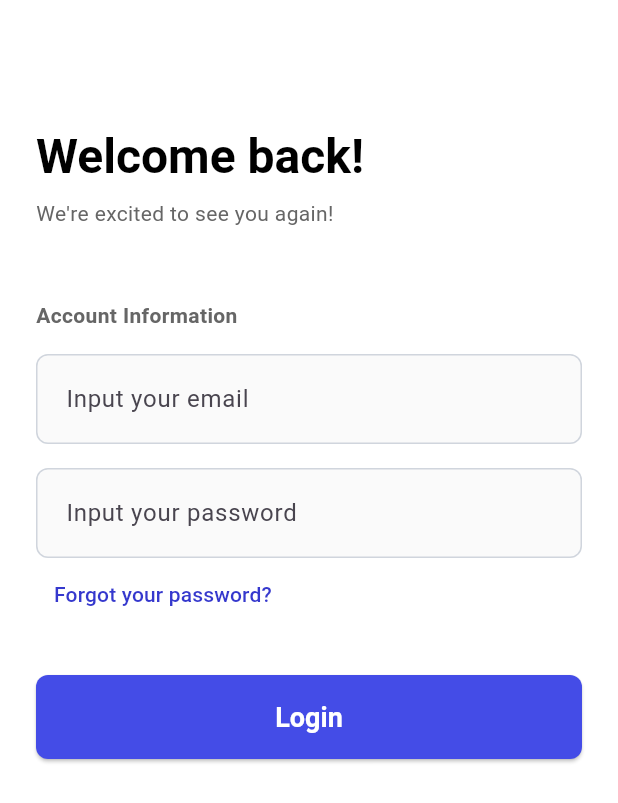
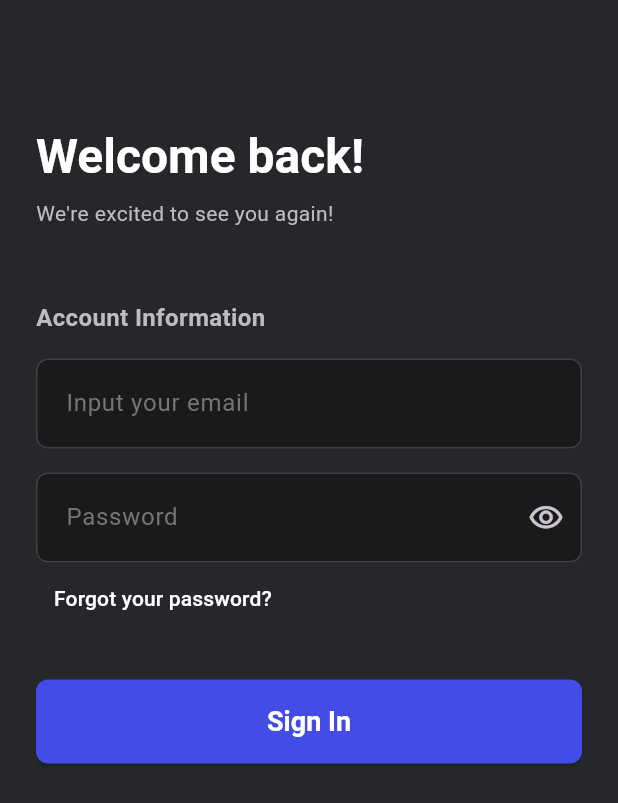
Before and after one commit to IsmailCoder366/caza, a Flutter app: the screen it shows after launch, on a phone screen of 412 x 824 dp. Shown: the top 803 px of the screen. Run offline on Flutter 3.47's test engine with Material 3 defaults, Android fonts, the phone set to English and light mode, and no system bars; our stand-ins replace flutter_bloc.

Commit message:
role management logic added creator dashboard added user dashboard added

```diff
--- a/lib/core/widgets/caza_button.dart
+++ b/lib/core/widgets/caza_button.dart
@@ -18,7 +18,9 @@ class CazaButton extends StatelessWidget {
     return ElevatedButton(
       onPressed: onPressed,
       style: ElevatedButton.styleFrom(
-        backgroundColor: isSecondary ? AppColors.accentRed : AppColors.primaryBlue,
+        backgroundColor: isSecondary
+            ? AppColors.accentRed
+            : AppColors.primaryBlue,
       ),
       child: Text(text),
     );
--- a/lib/core/widgets/caza_text_field.dart
+++ b/lib/core/widgets/caza_text_field.dart
@@ -1,8 +1,9 @@
 import 'package:flutter/material.dart';
 
-class CazaTextField extends StatelessWidget {
+class CazaTextField extends StatefulWidget {
+
   final TextEditingController controller;
-  final String label;
+  final String hintText;
   final IconData? prefixIcon;
   final bool isPassword;
   final String? Function(String?)? validator;
@@ -10,25 +11,45 @@ class CazaTextField extends StatelessWidget {
   const CazaTextField({
     super.key,
     required this.controller,
-    required this.label,
+    required this.hintText,
     this.prefixIcon,
     this.isPassword = false,
     this.validator,
   });
 
   @override
+  State<CazaTextField> createState() => _CazaTextFieldState();
+}
+
+class _CazaTextFieldState extends State<CazaTextField> {
+  bool _obscureText = true;
+
+  @override
+  void initState() {
+    super.initState();
+    _obscureText = widget.isPassword;
+  }
+
+  @override
   Widget build(BuildContext context) {
     return TextFormField(
-      controller: controller,
-      obscureText: isPassword,
-      validator: validator,
+      controller: widget.controller,
+      obscureText: _obscureText,
+      validator: widget.validator,
+      // This uses the 'inputDecorationTheme' we defined in AppTheme!
       decoration: InputDecoration(
-        labelText: label,
-        prefixIcon: prefixIcon != null ? Icon(prefixIcon) : null,
-        // The styling is mostly handled by the Global Theme we just wrote!
-        border: OutlineInputBorder(
-          borderRadius: BorderRadius.circular(12),
-        ),
+        hintText: widget.hintText,
+        prefixIcon: widget.prefixIcon != null ? Icon(widget.prefixIcon) : null,
+        suffixIcon: widget.isPassword
+            ? IconButton(
+                icon: Icon(
+                  _obscureText
+                      ? Icons.visibility_outlined
+                      : Icons.visibility_off_outlined,
+                ),
+                onPressed: () => setState(() => _obscureText = !_obscureText),
+              )
+            : null,
       ),
     );
   }
--- a/lib/data/models/user_model.dart
+++ b/lib/data/models/user_model.dart
@@ -0,0 +1,56 @@
+import 'package:flutter/foundation.dart';
+
+class UserModel {
+  final String uid;
+  final String email;
+  final String displayName;
+  final String? photoUrl;
+
+  // THE KEY: This determines if they go to the User or Creator module
+  final String role;
+
+  UserModel({
+    required this.uid,
+    required this.email,
+    required this.displayName,
+    this.photoUrl,
+    required this.role,
+  });
+
+  // 1. The "Translator": Converts Database (JSON) data into a Dart Object
+  factory UserModel.fromMap(Map<String, dynamic> map) {
+    return UserModel(
+      uid: map['uid'] ?? '',
+      email: map['email'] ?? '',
+      displayName: map['displayName'] ?? '',
+      photoUrl: map['photoUrl'],
+      role: map['role'] ?? 'user', // Default to 'user' for safety
+    );
+  }
+
+  // 2. The "Package": Converts Dart Object back to JSON to save to Database
+  Map<String, dynamic> toMap() {
+    return {
+      'uid': uid,
+      'email': email,
+      'displayName': displayName,
+      'photoUrl': photoUrl,
+      'role': role,
+    };
+  }
+
+  // 3. The "Cloner": Useful for updating a profile without creating a whole new object
+  UserModel copyWith({
+    String? displayName,
+    String? photoUrl,
+    String? role,
+  }) {
+    return UserModel(
+      uid: uid,
+      email: email,
+      displayName: displayName ?? this.displayName,
+      photoUrl: photoUrl ?? this.photoUrl,
+      role: role ?? this.role,
+    );
+  }
+}
--- a/lib/features/auth/screens/login_screen.dart
+++ b/lib/features/auth/screens/login_screen.dart
@@ -1,16 +1,20 @@
 import 'package:caza/core/widgets/caza_button.dart';
 import 'package:caza/core/widgets/caza_text_field.dart';
 import 'package:flutter/material.dart';
+import 'package:flutter_bloc/flutter_bloc.dart';
 
 import '../../../core/constants/app_colors.dart';
+import '../../../logic/auth/auth_bloc.dart';
+import '../../../logic/auth/auth_event.dart';
 
-class LoginScreen extends
-StatelessWidget {
+class LoginScreen extends StatelessWidget {
+
+  final TextEditingController emailController = TextEditingController();
+  final TextEditingController passwordController = TextEditingController();
+
   @override
   Widget build(BuildContext context) {
     final theme = Theme.of(context);
-    TextEditingController emailController = TextEditingController();
-    TextEditingController passwordController = TextEditingController();
 
     return Scaffold(
       body: SafeArea(
@@ -25,12 +29,25 @@ StatelessWidget {
               Text("We're excited to see you again!", style: theme.textTheme.bodyMedium),
 
               const SizedBox(height: 48),
-              const Text("Account Information", style: TextStyle(fontWeight: FontWeight.bold)),
+              // Inside your Column in login_screen.dart
+              const Text(
+                  "Account Information",
+                  style: TextStyle(fontWeight: FontWeight.bold, fontSize: 16)
+              ),
               const SizedBox(height: 16),
 
-               CazaTextField(controller: emailController, label: 'Input your email',),
-               const SizedBox(height: 16),
-               CazaTextField(controller: passwordController, label: 'Input your password'),
+              CazaTextField(
+                controller: emailController,
+                hintText: 'Input your email',
+              ),
+
+              const SizedBox(height: 16),
+
+              CazaTextField(
+                controller: passwordController,
+                hintText: 'Password',
+                isPassword: true, // This enables the dots and the eye icon
+              ),
 
               TextButton(
                 onPressed: () {},
@@ -39,7 +56,18 @@ StatelessWidget {
               ),
 
               SizedBox(height: 30),
-              CazaButton(text: 'Login', onPressed: (){})
+              CazaButton(
+                text: "Sign In",
+                onPressed: () {
+                  print("Login button pressed!"); // Add this to check your console
+                  context.read<AuthBloc>().add(
+                    LoginRequested(
+                      emailController.text,
+                      passwordController.text,
+                    ),
+                  );
+                },
+              ),
             ],
           ),
         ),
--- a/lib/logic/auth/auth_event.dart
+++ b/lib/logic/auth/auth_event.dart
@@ -0,0 +1,14 @@
+abstract class AuthEvent {}
+
+// When the user clicks the "Log In" button
+class LoginRequested extends AuthEvent {
+  final String email;
+  final String password;
+  LoginRequested(this.email, this.password);
+}
+
+// When the app starts, we check if a user is already logged in
+class AppStarted extends AuthEvent {}
+
+// When the user clicks "Log Out"
+class LogoutRequested extends AuthEvent {}
--- a/lib/logic/auth/auth_state.dart
+++ b/lib/logic/auth/auth_state.dart
@@ -0,0 +1,20 @@
+import '../../data/models/user_model.dart';
+
+abstract class AuthState {}
+
+class AuthInitial extends AuthState {}
+
+class AuthLoading extends AuthState {}
+
+// The most important state: It carries the UserModel we just built!
+class Authenticated extends AuthState {
+  final UserModel user;
+  Authenticated(this.user);
+}
+
+class Unauthenticated extends AuthState {}
+
+class AuthError extends AuthState {
+  final String message;
+  AuthError(this.message);
+}
--- /dev/null
+++ b/lib/logic/auth/auth_wrapper.dart
@@ -0,0 +1,37 @@
+import 'package:flutter/material.dart';
+import 'package:flutter_bloc/flutter_bloc.dart';
+import 'auth_bloc.dart';
+import 'auth_state.dart';
+import '../../features/auth/screens/login_screen.dart';
+import '../../features/user_module/screens/user_dashboard.dart';
+import '../../features/creator_module/screens/creator_dashboard.dart';
+
+class AuthWrapper extends StatelessWidget {
+  const AuthWrapper({super.key});
+
+  @override
+  Widget build(BuildContext context) {
+    return BlocBuilder<AuthBloc, AuthState>(
+      builder: (context, state) {
+        // 1. If Authenticated, check roles to decide the Module
+        if (state is Authenticated) {
+          if (state.user.role == 'creator') {
+            return const CreatorDashboard(); // Send to Creator Module
+          } else {
+            return const UserDashboard();    // Send to User Module
+          }
+        }
+
+        // 2. If the app is checking for a session or is loading
+        if (state is AuthLoading) {
+          return const Scaffold(
+            body: Center(child: CircularProgressIndicator()),
+          );
+        }
+
+        // 3. Default: If not logged in, show the Login Screen
+        return LoginScreen();
+      },
+    );
+  }
+}
--- a/lib/main.dart
+++ b/lib/main.dart
@@ -1,8 +1,10 @@
 import 'package:flutter/material.dart';
 import 'package:flutter_bloc/flutter_bloc.dart';
+
 import 'core/theme/app_theme.dart';
+import 'logic/auth/auth_bloc.dart';
+import 'logic/auth/auth_wrapper.dart';
 import 'logic/auth/theme/theme_bloc.dart';
-import 'features/auth/screens/login_screen.dart';
 
 void main() {
   runApp(const MyApp());
@@ -15,23 +17,19 @@ class MyApp extends StatelessWidget {
   Widget build(BuildContext context) {
     return MultiBlocProvider(
       providers: [
-        // Providing the ThemeBrain to the whole app
         BlocProvider(create: (context) => ThemeBloc()),
+        BlocProvider(create: (context) => AuthBloc()), // Initialize Auth here
       ],
       child: BlocBuilder<ThemeBloc, ThemeMode>(
         builder: (context, currentMode) {
           return MaterialApp(
-            title: 'Caza Project',
             debugShowCheckedModeBanner: false,
-
-            // Adjusted to use the new getTheme method from Step 2
-            theme: AppTheme.getTheme(true), // Light Theme
-            darkTheme: AppTheme.getTheme(false), // Dark Theme
-
-            // This is controlled by your ThemeBloc toggle
+            theme: AppTheme.getTheme(false),
+            darkTheme: AppTheme.getTheme(true),
             themeMode: currentMode,
 
-            home: LoginScreen(),
+            // The AuthWrapper now handles the logic!
+            home: const AuthWrapper(),
           );
         },
       ),
```
Also changed, not shown: lib/features/creator_module/screens/creator_dashboard.dart (+41 -0 lines), lib/features/user_module/screens/user_dashboard.dart (+34 -0 lines), lib/logic/auth/auth_bloc.dart (+42 -0 lines).
